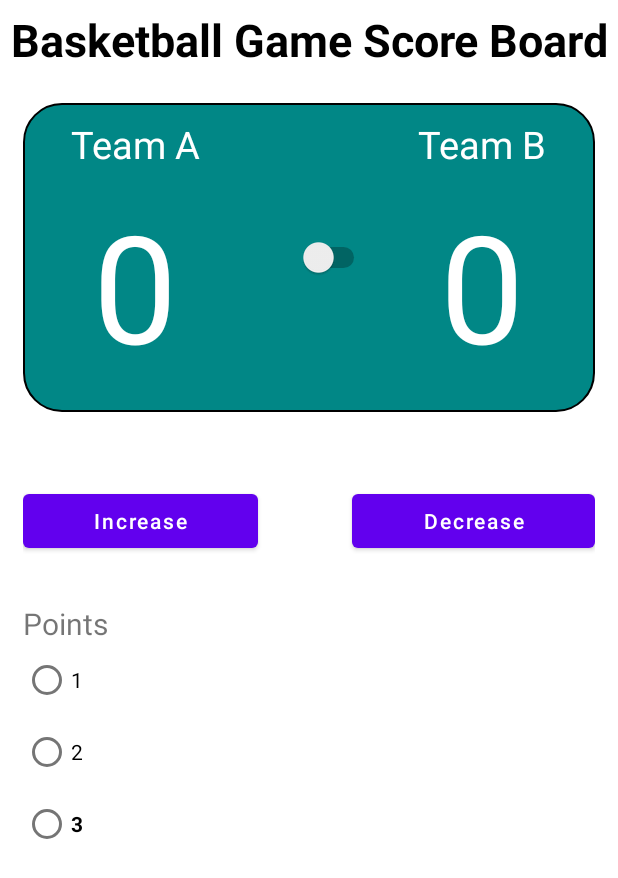
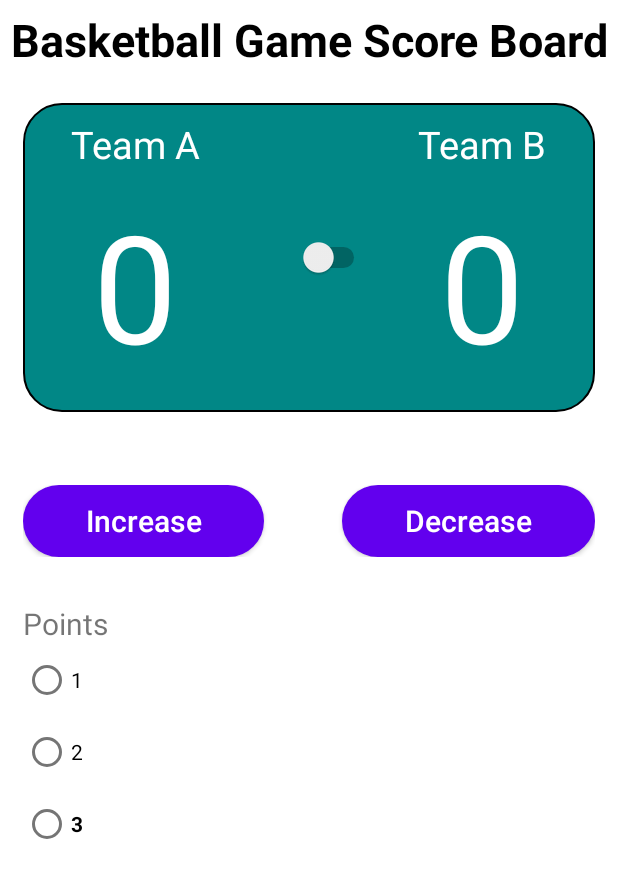
Before and after one commit to bikashchhantyal95/Lab4-AndroidStudio, an Android app: the layout activity_main.xml on its own in the app's theme, with its tools: preview values and no code run, on a phone screen of 412 x 824 dp. Shown: the top 878 px of the screen. Run offline under Robolectric (Android 15) with nearby library versions, the phone set to English and light mode, and no system bars.

Commit message:
added styles for team title and scores in themes

```diff
--- a/app/src/main/java/com/example/bikashchhantyal_score/MainActivity.kt
+++ b/app/src/main/java/com/example/bikashchhantyal_score/MainActivity.kt
@@ -38,13 +38,13 @@ class MainActivity : AppCompatActivity() {
             // Update UI based on the currently scoring team
             if (is_scoring_team_A) {
                 binding.teamATitle.setTextColor(Color.RED)
-                binding.teamBTitle.setTextColor(Color.BLACK)
+                binding.teamBTitle.setTextColor(Color.WHITE)
                 binding.teamAScore.setTextColor(Color.RED)
-                binding.teamBScore.setTextColor(Color.BLACK)
+                binding.teamBScore.setTextColor(Color.WHITE)
             } else {
                 binding.teamBTitle.setTextColor(Color.RED)
-                binding.teamATitle.setTextColor(Color.BLACK)
-                binding.teamAScore.setTextColor(Color.BLACK)
+                binding.teamATitle.setTextColor(Color.WHITE)
+                binding.teamAScore.setTextColor(Color.WHITE)
                 binding.teamBScore.setTextColor(Color.RED)
             }
         }
--- a/app/src/main/res/layout/activity_main.xml
+++ b/app/src/main/res/layout/activity_main.xml
@@ -1,5 +1,6 @@
 <!--Layout start-->
 <LinearLayout xmlns:android="http://schemas.android.com/apk/res/android"
+    xmlns:app="http://schemas.android.com/apk/res-auto"
     android:layout_width="match_parent"
     android:layout_height="match_parent"
     xmlns:tools="http://schemas.android.com/tools"
@@ -14,8 +15,10 @@
         android:text="@string/title_text"
         android:textAlignment="center"
         android:textColor="@color/black"
-        android:textSize="30dp"
+        android:textSize="30sp"
         android:textStyle="bold" />
+    <!--            Switch button to toggle teams-->
+
 
     <LinearLayout
         android:layout_width="match_parent"
@@ -58,10 +61,9 @@
             <!--            Switch button to toggle teams-->
             <Switch
                 android:id="@+id/switch_teams"
-                android:layout_width="wrap_content"
+                android:layout_width="0dp"
                 android:layout_height="match_parent"
                 android:layout_weight="1"
-                android:text=""
                 />
 
 
@@ -104,7 +106,9 @@
             android:layout_height="wrap_content"
             android:layout_weight="1"
             android:textAllCaps="false"
-            android:text="@string/increase_btn" />
+            android:text="@string/increase_btn"
+            style="@style/addButton"
+            android:background="@drawable/border_radius"/>
         <View
             android:layout_weight="1"
             android:layout_width="0dp"
@@ -115,7 +119,9 @@
             android:layout_height="wrap_content"
             android:layout_weight="1"
             android:textAllCaps="false"
-            android:text="@string/decrease_btn" />
+            android:text="@string/decrease_btn"
+            style="@style/decreaseButton"
+            android:background="@drawable/border_radius"/>
     </LinearLayout>
 
 
@@ -131,7 +137,7 @@
             android:layout_height="wrap_content"
             android:layout_width="wrap_content"
             android:text="Points"
-            android:textSize="20dp"/>
+            android:textSize="20sp"/>
 
         <!--        Radio Buttons for basket ball points   -->
         <RadioGroup
@@ -162,4 +168,5 @@
     </LinearLayout>
 
 
+
 </LinearLayout>
--- a/app/src/main/res/values/strings.xml
+++ b/app/src/main/res/values/strings.xml
@@ -1,7 +1,7 @@
 <resources>
 
 <!--    Name of App-->
-    <string name="app_name">BikashChhantyal_Score</string>
+    <string name="app_name">Bikash Chhantyal_Score</string>
 
 <!--    Title of app-->
     <string name="title_text">Basketball Game Score Board</string>
--- a/app/src/main/res/values/styles.xml
+++ b/app/src/main/res/values/styles.xml
@@ -1,11 +1,4 @@
 <?xml version="1.0" encoding="utf-8"?>
 <resources>
-    <style name="textStyleForTeamTitle">
-        <item name="android:textColor">#FFFFFFFF</item>
-        <item name="android:textSize">25dp</item>
-    </style>
-    <style name="textStyleForScore">
-        <item name="android:textColor">#FFFFFFFF</item>
-        <item name="android:textSize">100dp</item>
-    </style>
+
 </resources>
--- a/app/src/main/res/values/themes.xml
+++ b/app/src/main/res/values/themes.xml
@@ -13,4 +13,27 @@
         <item name="android:statusBarColor">?attr/colorPrimaryVariant</item>
         <!-- Customize your theme here. -->
     </style>
+
+<!--    style for text of team names-->
+    <style name="textStyleForTeamTitle">
+        <item name="android:textColor">#FFFFFFFF</item>
+        <item name="android:textSize">25dp</item>
+    </style>
+
+<!--    text styles for team score-->
+    <style name="textStyleForScore">
+        <item name="android:textColor">#FFFFFFFF</item>
+        <item name="android:textSize">100dp</item>
+    </style>
+
+<!--    style for buttons-->
+    <style name="addButton" parent="Widget.AppCompat.Button">
+        <item name="android:textSize">20sp</item>
+        <item name="android:textColor">#FFFFFF</item>
+    </style>
+
+    <style name="decreaseButton" parent="Widget.AppCompat.Button">
+        <item name="android:textSize">20sp</item>
+        <item name="android:textColor">#FFFFFF</item>
+    </style>
 </resources>
```
